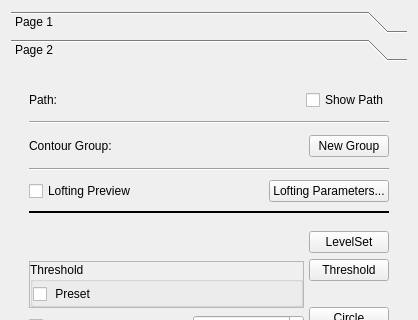
The window that Code/Source/sv4gui/Plugins/org.sv.gui.qt.segmentation/sv4gui_Seg2DEdit.ui (SimVascular/SimVascular) describes before a commit, drawn with Qt 5; both pictures show x 0 to 418 and y 0 to 320 of the 418 by 740 pixel window.
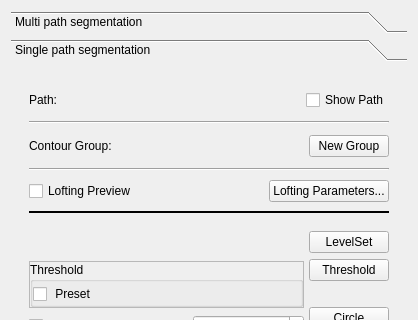
The same window after the commit. Custom widgets are drawn as their Qt base class.

Commit message: renaming pages

Patch:
```diff
--- a/Code/Source/sv4gui/Plugins/org.sv.gui.qt.segmentation/sv4gui_Seg2DEdit.ui
+++ b/Code/Source/sv4gui/Plugins/org.sv.gui.qt.segmentation/sv4gui_Seg2DEdit.ui
@@ -29,7 +29,7 @@
        </rect>
       </property>
       <attribute name="label">
-       <string>Page 1</string>
+       <string>Multi path segmentation</string>
       </attribute>
      </widget>
      <widget class="QWidget" name="page_2">
@@ -42,7 +42,7 @@
        </rect>
       </property>
       <attribute name="label">
-       <string>Page 2</string>
+       <string>Single path segmentation</string>
       </attribute>
       <layout class="QVBoxLayout" name="verticalLayout">
        <item>
```
